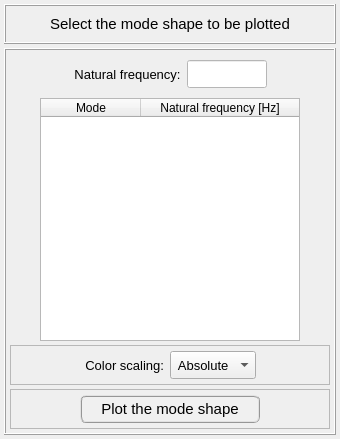
Old version of the form pulse/interface/ui_files/plots/results/acoustic/acoustic_mode_shape.ui in the repository open-pulse/OpenPulse.
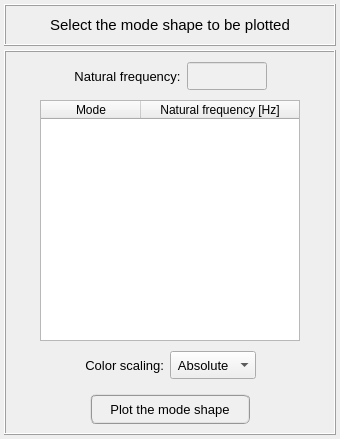
New version of the form.

Commit message: Refactoring acoustic pressure-related UI files

Diff of the .ui file:
```diff
--- a/pulse/interface/ui_files/plots/results/acoustic/acoustic_mode_shape.ui
+++ b/pulse/interface/ui_files/plots/results/acoustic/acoustic_mode_shape.ui
@@ -34,13 +34,13 @@
      <property name="minimumSize">
       <size>
        <width>0</width>
-       <height>40</height>
+       <height>42</height>
       </size>
      </property>
      <property name="maximumSize">
       <size>
        <width>16777215</width>
-       <height>40</height>
+       <height>42</height>
       </size>
      </property>
      <property name="frameShape">
@@ -338,8 +338,8 @@
             </font>
            </property>
            <property name="styleSheet">
-            <string notr="true">background-color: rgb(255, 255, 255);
-color: rgb(0, 0, 255);</string>
+            <string notr="true">QLineEdit{color: rgb(0, 0, 0); background-color: rgb(250, 250, 250)}
+QLineEdit:disabled{color: rgb(100, 100, 100); background-color: rgb(240, 240, 240)}</string>
            </property>
            <property name="alignment">
             <set>Qt::AlignCenter</set>
@@ -390,7 +390,7 @@
          </size>
         </property>
         <property name="frameShape">
-         <enum>QFrame::StyledPanel</enum>
+         <enum>QFrame::NoFrame</enum>
         </property>
         <property name="frameShadow">
          <enum>QFrame::Raised</enum>
@@ -510,7 +510,7 @@
          </size>
         </property>
         <property name="frameShape">
-         <enum>QFrame::StyledPanel</enum>
+         <enum>QFrame::NoFrame</enum>
         </property>
         <property name="frameShadow">
          <enum>QFrame::Raised</enum>
@@ -535,29 +535,30 @@
           <widget class="QPushButton" name="pushButton_plot">
            <property name="minimumSize">
             <size>
-             <width>180</width>
-             <height>28</height>
+             <width>160</width>
+             <height>30</height>
             </size>
            </property>
            <property name="maximumSize">
             <size>
-             <width>180</width>
-             <height>28</height>
+             <width>160</width>
+             <height>30</height>
             </size>
            </property>
            <property name="font">
             <font>
              <family>MS Shell Dlg 2</family>
-             <pointsize>11</pointsize>
-             <weight>9</weight>
+             <pointsize>10</pointsize>
+             <weight>50</weight>
              <italic>false</italic>
              <bold>false</bold>
             </font>
            </property>
            <property name="styleSheet">
-            <string notr="true">QPushButton{border-radius: 6px; border-color: rgb(150, 150, 150); border-style: ridge; border-width: 2px; color: rgb(0, 0, 0); background-color: rgb(240, 240, 240); font: 75 11pt &quot;MS Shell Dlg 2&quot;}
-QPushButton:hover{border-radius: 6px; border-color: rgb(0, 170, 255); border-style: ridge; border-width: 2px; color: rgb(0, 0, 0); background-color: rgba(174, 213, 255, 100); font: 75 11pt &quot;MS Shell Dlg 2&quot;}
-QPushButton:pressed{border-radius: 6px; border-color: rgb(0, 170, 255); border-style: ridge; border-width: 3px; color: rgb(0, 0, 0); background-color: rgb(174, 213, 255); font: 75 11pt &quot;MS Shell Dlg 2&quot;}</string>
+            <string notr="true">QPushButton{border-radius: 6px; border-color: rgb(150, 150, 150); border-style: ridge; border-width: 2px; color: rgb(0, 0, 0); background-color: rgb(240, 240, 240)}
+QPushButton:hover{border-radius: 6px; border-color: rgb(0, 170, 255); border-style: ridge; border-width: 2px; color: rgb(0, 0, 0); background-color: rgba(174, 213, 255, 100)}
+QPushButton:pressed{border-radius: 6px; border-color: rgb(0, 170, 255); border-style: ridge; border-width: 2px; color: rgb(0, 0, 0); background-color: rgb(174, 213, 255)}
+QPushButton:disabled{border-radius: 6px; border-color: rgb(150, 150, 150); border-style: ridge; border-width: 0px; color: rgb(150,150, 150); background-color: rgb(220, 220, 220)}</string>
            </property>
            <property name="text">
             <string>Plot the mode shape</string>
```
The commit also changes 44 other files.
